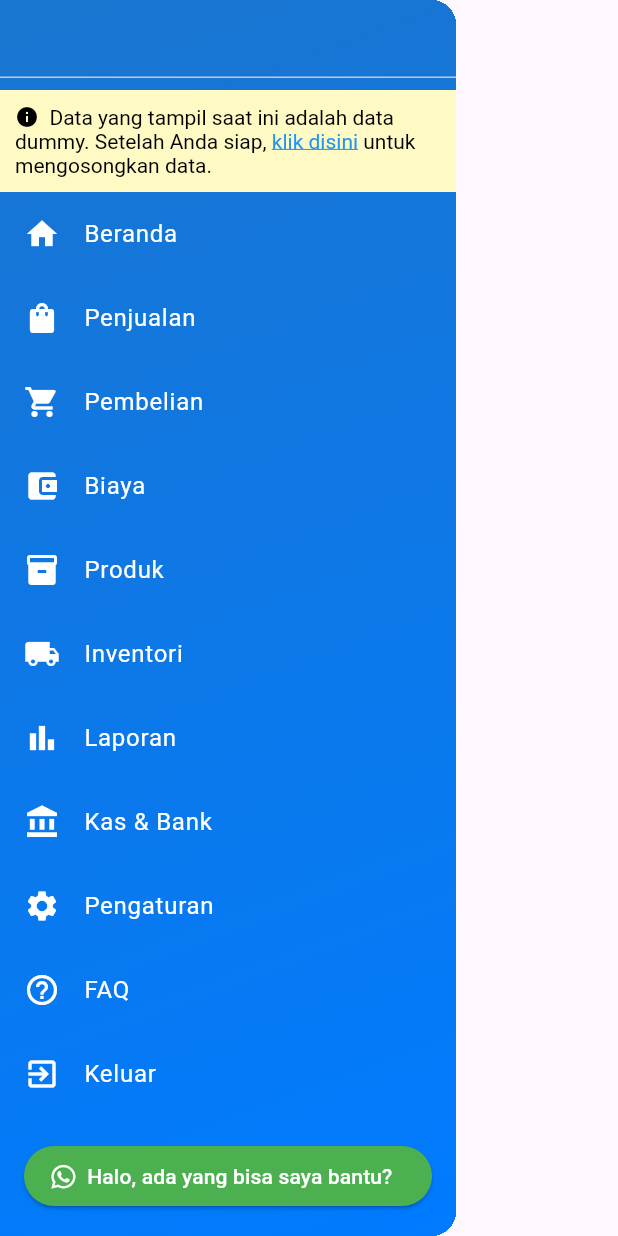
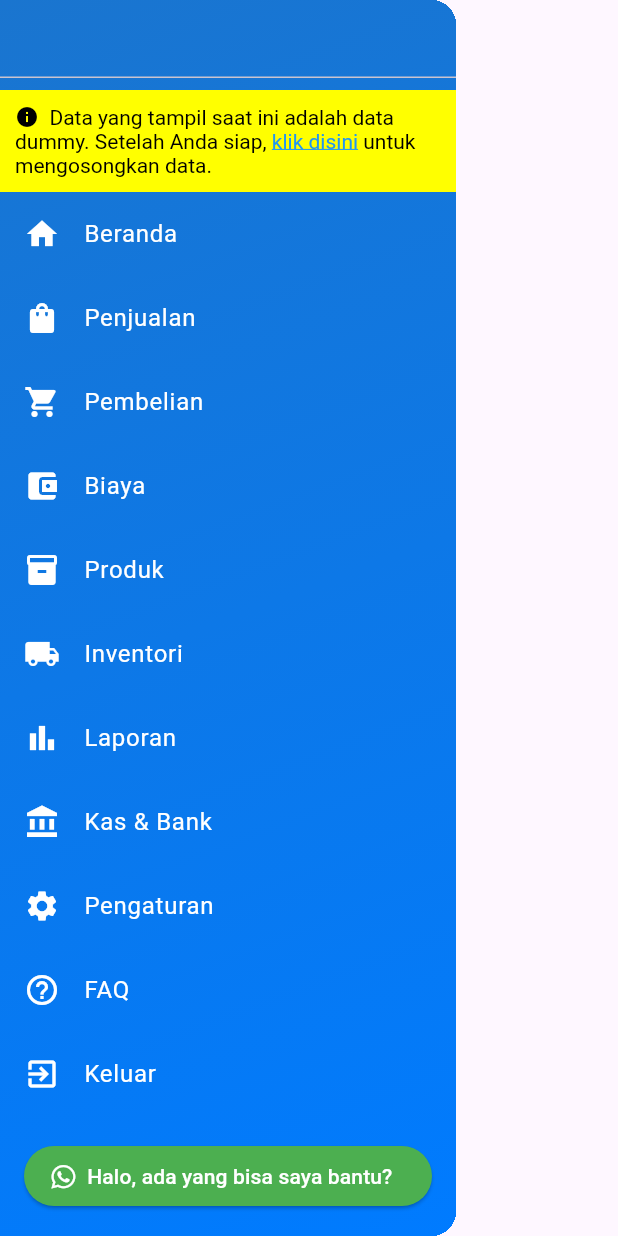
Before and after one commit to kyybogor/kledo, a Flutter app: the KledoDrawer widget shown alone on an empty page, opened directly, scrolled down 109 dp, on a phone screen of 412 x 824 dp. Run offline on Flutter 3.47's test engine with Material 3 defaults, Android fonts, the light colour scheme and no system bars; our stand-ins replace font_awesome_flutter.

Commit message:
update dashboard

```diff
--- a/lib/Dashboard/dashboardscreen.dart
+++ b/lib/Dashboard/dashboardscreen.dart
@@ -35,7 +35,7 @@ class _DashboardscreenState extends State<Dashboardscreen> {
           )
         ],
       ),
-      drawer: Drawer(), // Tambahkan isi drawer jika perlu
+      drawer: KledoDrawer(),
       body: SingleChildScrollView(
         child: Column(
           children: [
@@ -241,7 +241,7 @@ class KledoDrawer extends StatelessWidget {
   Widget build(BuildContext context) {
     return Drawer(
       child: Container(
-        decoration: BoxDecoration(
+        decoration: const BoxDecoration(
           gradient: LinearGradient(
             colors: [Color(0xFF1A75CF), Color(0xFF007BFF)],
             begin: Alignment.topLeft,
@@ -251,7 +251,7 @@ class KledoDrawer extends StatelessWidget {
         child: ListView(
           padding: EdgeInsets.zero,
           children: [
-            DrawerHeader(
+            const DrawerHeader(
               decoration: BoxDecoration(color: Colors.transparent),
               child: Column(
                 crossAxisAlignment: CrossAxisAlignment.start,
@@ -273,7 +273,7 @@ class KledoDrawer extends StatelessWidget {
               ),
             ),
             Container(
-              color: Colors.yellow[100],
+              color: Colors.yellowAccent,
               padding: EdgeInsets.all(10),
               child: RichText(
                 text: TextSpan(
@@ -305,7 +305,7 @@ class KledoDrawer extends StatelessWidget {
               return ListTile(
                 leading: Icon(item['icon'] as IconData, color: Colors.white),
                 title: Text(item['title'] as String,
-                    style: TextStyle(color: Colors.white)),
+                    style: const TextStyle(color: Colors.white)),
                 onTap: () {
                   Navigator.pop(context);
                 },
@@ -317,12 +317,12 @@ class KledoDrawer extends StatelessWidget {
                 onPressed: () {
                   // WhatsApp action
                 },
-                icon: FaIcon(FontAwesomeIcons.whatsapp),
-                label: Text('Halo, ada yang bisa saya bantu?'),
+                icon: const FaIcon(FontAwesomeIcons.whatsapp),
+                label: const Text('Halo, ada yang bisa saya bantu?'),
                 style: ElevatedButton.styleFrom(
                   backgroundColor: Colors.green,
                   foregroundColor: Colors.white,
-                  minimumSize: Size(double.infinity, 40),
+                  minimumSize: const Size(double.infinity, 40),
                 ),
               ),
             ),
```
